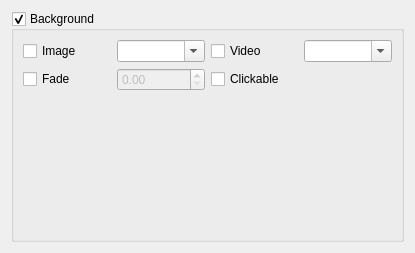
The window that backgroundeditdialog.ui (BydloCodder/DialogEditor) describes before a commit, drawn with Qt 5.
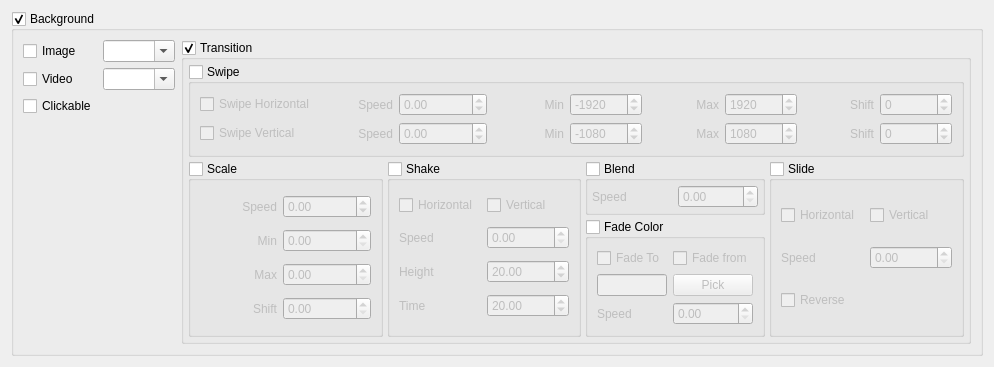
The same window after the commit.

Commit message: transitions impl

Patch:
```diff
--- a/backgroundeditdialog.ui
+++ b/backgroundeditdialog.ui
@@ -6,8 +6,8 @@
    <rect>
     <x>0</x>
     <y>0</y>
-    <width>415</width>
-    <height>253</height>
+    <width>994</width>
+    <height>363</height>
    </rect>
   </property>
   <property name="windowTitle">
@@ -23,71 +23,6 @@
       <bool>true</bool>
      </property>
      <layout class="QGridLayout" name="gridLayout_2">
-      <item row="2" column="1">
-       <widget class="QDoubleSpinBox" name="fade">
-        <property name="enabled">
-         <bool>false</bool>
-        </property>
-        <property name="maximum">
-         <double>999.000000000000000</double>
-        </property>
-        <property name="singleStep">
-         <double>0.100000000000000</double>
-        </property>
-       </widget>
-      </item>
-      <item row="2" column="2">
-       <widget class="QCheckBox" name="clickable_checkbox">
-        <property name="maximumSize">
-         <size>
-          <width>100</width>
-          <height>16777215</height>
-         </size>
-        </property>
-        <property name="text">
-         <string>Clickable</string>
-        </property>
-        <property name="checked">
-         <bool>false</bool>
-        </property>
-        <property name="tristate">
-         <bool>true</bool>
-        </property>
-       </widget>
-      </item>
-      <item row="0" column="2">
-       <widget class="QCheckBox" name="video_checkbox">
-        <property name="maximumSize">
-         <size>
-          <width>100</width>
-          <height>16777215</height>
-         </size>
-        </property>
-        <property name="text">
-         <string>Video</string>
-        </property>
-       </widget>
-      </item>
-      <item row="2" column="0">
-       <widget class="QCheckBox" name="fade_combobox">
-        <property name="maximumSize">
-         <size>
-          <width>100</width>
-          <height>16777215</height>
-         </size>
-        </property>
-        <property name="text">
-         <string>Fade</string>
-        </property>
-       </widget>
-      </item>
-      <item row="0" column="3">
-       <widget class="QComboBox" name="video_combobox">
-        <property name="editable">
-         <bool>true</bool>
-        </property>
-       </widget>
-      </item>
       <item row="0" column="1">
        <widget class="QComboBox" name="image_combobox">
         <property name="editable">
@@ -95,6 +30,19 @@
         </property>
        </widget>
       </item>
+      <item row="1" column="0">
+       <widget class="QCheckBox" name="video_checkbox">
+        <property name="maximumSize">
+         <size>
+          <width>100</width>
+          <height>16777215</height>
+         </size>
+        </property>
+        <property name="text">
+         <string>Video</string>
+        </property>
+       </widget>
+      </item>
       <item row="0" column="0">
        <widget class="QCheckBox" name="imageCheckbox">
         <property name="maximumSize">
@@ -108,7 +56,568 @@
         </property>
        </widget>
       </item>
-      <item row="3" column="0" colspan="4">
+      <item row="1" column="1">
+       <widget class="QComboBox" name="video_combobox">
+        <property name="editable">
+         <bool>true</bool>
+        </property>
+       </widget>
+      </item>
+      <item row="2" column="0">
+       <widget class="QCheckBox" name="clickable_checkbox">
+        <property name="maximumSize">
+         <size>
+          <width>100</width>
+          <height>16777215</height>
+         </size>
+        </property>
+        <property name="text">
+         <string>Clickable</string>
+        </property>
+        <property name="checked">
+         <bool>false</bool>
+        </property>
+        <property name="tristate">
+         <bool>true</bool>
+        </property>
+       </widget>
+      </item>
+      <item row="0" column="2" rowspan="5">
+       <widget class="QGroupBox" name="transition_combobox">
+        <property name="title">
+         <string>Transition</string>
+        </property>
+        <property name="checkable">
+         <bool>true</bool>
+        </property>
+        <layout class="QGridLayout" name="gridLayout_3">
+         <property name="leftMargin">
+          <number>4</number>
+         </property>
+         <property name="topMargin">
+          <number>4</number>
+         </property>
+         <property name="rightMargin">
+          <number>4</number>
+         </property>
+         <property name="bottomMargin">
+          <number>4</number>
+         </property>
+         <property name="spacing">
+          <number>4</number>
+         </property>
+         <item row="0" column="0" colspan="4">
+          <widget class="QGroupBox" name="swipe_groupbox">
+           <property name="title">
+            <string>Swipe</string>
+           </property>
+           <property name="checkable">
+            <bool>true</bool>
+           </property>
+           <property name="checked">
+            <bool>false</bool>
+           </property>
+           <layout class="QGridLayout" name="gridLayout_4">
+            <item row="0" column="6">
+             <widget class="QSpinBox" name="swipe_h_max">
+              <property name="minimum">
+               <number>-100000</number>
+              </property>
+              <property name="maximum">
+               <number>100000</number>
+              </property>
+              <property name="value">
+               <number>1920</number>
+              </property>
+             </widget>
+            </item>
+            <item row="1" column="5">
+             <widget class="QLabel" name="label_6">
+              <property name="text">
+               <string>Max</string>
+              </property>
+              <property name="alignment">
+               <set>Qt::AlignRight|Qt::AlignTrailing|Qt::AlignVCenter</set>
+              </property>
+             </widget>
+            </item>
+            <item row="0" column="7">
+             <widget class="QLabel" name="label_7">
+              <property name="text">
+               <string>Shift</string>
+              </property>
+              <property name="alignment">
+               <set>Qt::AlignRight|Qt::AlignTrailing|Qt::AlignVCenter</set>
+              </property>
+             </widget>
+            </item>
+            <item row="0" column="5">
+             <widget class="QLabel" name="label_3">
+              <property name="text">
+               <string>Max</string>
+              </property>
+              <property name="alignment">
+               <set>Qt::AlignRight|Qt::AlignTrailing|Qt::AlignVCenter</set>
+              </property>
+             </widget>
+            </item>
+            <item row="1" column="2">
+             <widget class="QDoubleSpinBox" name="swipe_v_speed">
+              <property name="minimum">
+               <double>-100000.000000000000000</double>
+              </property>
+              <property name="maximum">
+               <double>100000.000000000000000</double>
+              </property>
+             </widget>
+            </item>
+            <item row="0" column="2">
+             <widget class="QDoubleSpinBox" name="swipe_h_speed">
+              <property name="minimum">
+               <double>-100000.000000000000000</double>
+              </property>
+              <property name="maximum">
+               <double>100000.000000000000000</double>
+              </property>
+             </widget>
+            </item>
+            <item row="1" column="0">
+             <widget class="QCheckBox" name="swipe_v_checkbox">
+              <property name="text">
+               <string>Swipe Vertical</string>
+              </property>
+             </widget>
+            </item>
+            <item row="0" column="4">
+             <widget class="QSpinBox" name="swipe_h_min">
+              <property name="minimum">
+               <number>-100000</number>
+              </property>
+              <property name="maximum">
+               <number>100000</number>
+              </property>
+              <property name="value">
+               <number>-1920</number>
+              </property>
+             </widget>
+            </item>
+            <item row="1" column="6">
+             <widget class="QSpinBox" name="swipe_v_max">
+              <property name="minimum">
+               <number>-100000</number>
+              </property>
+              <property name="maximum">
+               <number>100000</number>
+              </property>
+              <property name="value">
+               <number>1080</number>
+              </property>
+             </widget>
+            </item>
+            <item row="1" column="4">
+             <widget class="QSpinBox" name="swipe_v_min">
+              <property name="minimum">
+               <number>-100000</number>
+              </property>
+              <property name="maximum">
+               <number>100000</number>
+              </property>
+              <property name="value">
+               <number>-1080</number>
+              </property>
+             </widget>
+            </item>
+            <item row="0" column="3">
+             <widget class="QLabel" name="label_2">
+              <property name="text">
+               <string>Min</string>
+              </property>
+              <property name="alignment">
+               <set>Qt::AlignRight|Qt::AlignTrailing|Qt::AlignVCenter</set>
+              </property>
+             </widget>
+            </item>
+            <item row="1" column="3">
+             <widget class="QLabel" name="label_5">
+              <property name="text">
+               <string>Min</string>
+              </property>
+              <property name="alignment">
+               <set>Qt::AlignRight|Qt::AlignTrailing|Qt::AlignVCenter</set>
+              </property>
+             </widget>
+            </item>
+            <item row="1" column="1">
+             <widget class="QLabel" name="label_4">
+              <property name="text">
+               <string>Speed</string>
+              </property>
+              <property name="alignment">
+               <set>Qt::AlignRight|Qt::AlignTrailing|Qt::AlignVCenter</set>
+              </property>
+             </widget>
+            </item>
+            <item row="0" column="0">
+             <widget class="QCheckBox" name="swipe_h_checkbox">
+              <property name="text">
+               <string>Swipe Horizontal</string>
+              </property>
+             </widget>
+            </item>
+            <item row="0" column="8">
+             <widget class="QSpinBox" name="swipe_h_shift">
+              <property name="minimum">
+               <number>-10000</number>
+              </property>
+              <property name="maximum">
+               <number>10000</number>
+              </property>
+             </widget>
+            </item>
+            <item row="1" column="7">
+             <widget class="QLabel" name="label_8">
+              <property name="text">
+               <string>Shift</string>
+              </property>
+              <property name="alignment">
+               <set>Qt::AlignRight|Qt::AlignTrailing|Qt::AlignVCenter</set>
+              </property>
+             </widget>
+            </item>
+            <item row="1" column="8">
+             <widget class="QSpinBox" name="swipe_v_shift">
+              <property name="minimum">
+               <number>-10000</number>
+              </property>
+              <property name="maximum">
+               <number>10000</number>
+              </property>
+             </widget>
+            </item>
+            <item row="0" column="1">
+             <widget class="QLabel" name="label_17">
+              <property name="text">
+               <string>Speed</string>
+              </property>
+              <property name="alignment">
+               <set>Qt::AlignRight|Qt::AlignTrailing|Qt::AlignVCenter</set>
+              </property>
+             </widget>
+            </item>
+           </layout>
+          </widget>
+         </item>
+         <item row="1" column="2">
+          <widget class="QGroupBox" name="blend_checkbox">
+           <property name="maximumSize">
+            <size>
+             <width>180</width>
+             <height>16777215</height>
+            </size>
+           </property>
+           <property name="title">
+            <string>Blend</string>
+           </property>
+           <property name="checkable">
+            <bool>true</bool>
+           </property>
+           <property name="checked">
+            <bool>false</bool>
+           </property>
+           <layout class="QGridLayout" name="gridLayout_7">
+            <property name="leftMargin">
+             <number>4</number>
+            </property>
+            <property name="topMargin">
+             <number>4</number>
+            </property>
+            <property name="rightMargin">
+             <number>4</number>
+            </property>
+            <property name="bottomMargin">
+             <number>4</number>
+            </property>
+            <item row="0" column="0">
+             <widget class="QLabel" name="label_15">
+              <property name="text">
+               <string>Speed</string>
+              </property>
+             </widget>
+            </item>
+            <item row="0" column="1">
+             <widget class="QDoubleSpinBox" name="blend_speed">
+              <property name="maximum">
+               <double>10000.000000000000000</double>
+              </property>
+             </widget>
+            </item>
+           </layout>
+          </widget>
+         </item>
+         <item row="2" column="2">
+          <widget class="QGroupBox" name="fade_groupbox">
+           <property name="maximumSize">
+            <size>
+             <width>180</width>
+             <height>16777215</height>
+            </size>
+           </property>
+           <property name="title">
+            <string>Fade Color</string>
+           </property>
+           <property name="checkable">
+            <bool>true</bool>
+           </property>
+           <property name="checked">
+            <bool>false</bool>
+           </property>
+           <layout class="QGridLayout" name="gridLayout_8">
+            <item row="1" column="0">
+             <widget class="QLineEdit" name="color"/>
+            </item>
+            <item row="0" column="0">
+             <widget class="QCheckBox" name="fade_to">
+              <property name="text">
+               <string>Fade To</string>
+              </property>
+             </widget>
+            </item>
+            <item row="0" column="2">
+             <widget class="QCheckBox" name="fade_from">
+              <property name="text">
+               <string>Fade from</string>
+              </property>
+             </widget>
+            </item>
+            <item row="1" column="2">
+             <widget class="QPushButton" name="pick_button">
+              <property name="text">
+               <string>Pick</string>
+              </property>
+             </widget>
+            </item>
+            <item row="2" column="0">
+             <widget class="QLabel" name="label_18">
+              <property name="text">
+               <string>Speed</string>
+              </property>
+             </widget>
+            </item>
+            <item row="2" column="2">
+             <widget class="QDoubleSpinBox" name="fade_speed">
+              <property name="maximum">
+               <double>1000.000000000000000</double>
+              </property>
+             </widget>
+            </item>
+           </layout>
+          </widget>
+         </item>
+         <item row="1" column="1" rowspan="2">
+          <widget class="QGroupBox" name="shake_groupbox">
+           <property name="title">
+            <string>Shake</string>
+           </property>
+           <property name="checkable">
+            <bool>true</bool>
+           </property>
+           <property name="checked">
+            <bool>false</bool>
+           </property>
+           <layout class="QGridLayout" name="gridLayout_6">
+            <item row="5" column="1">
+             <widget class="QDoubleSpinBox" name="shake_time">
+              <property name="maximum">
+               <double>1000.000000000000000</double>
+              </property>
+              <property name="value">
+               <double>20.000000000000000</double>
+              </property>
+             </widget>
+            </item>
+            <item row="3" column="0">
+             <widget class="QLabel" name="label_12">
+              <property name="text">
+               <string>Speed</string>
+              </property>
+             </widget>
+            </item>
+            <item row="5" column="0">
+             <widget class="QLabel" name="label_14">
+              <property name="text">
+               <string>Time</string>
+              </property>
+             </widget>
+            </item>
+            <item row="4" column="0">
+             <widget class="QLabel" name="label_13">
+              <property name="text">
+               <string>Height</string>
+              </property>
+             </widget>
+            </item>
+            <item row="3" column="1">
+             <widget class="QDoubleSpinBox" name="shake_speed">
+              <property name="maximum">
+               <double>10000.000000000000000</double>
+              </property>
+             </widget>
+            </item>
+            <item row="4" column="1">
+             <widget class="QDoubleSpinBox" name="shake_height">
+              <property name="maximum">
+               <double>1000.000000000000000</double>
+              </property>
+              <property name="value">
+               <double>20.000000000000000</double>
+              </property>
+             </widget>
+            </item>
+            <item row="2" column="1">
+             <widget class="QCheckBox" name="shake_vertical">
+              <property name="text">
+               <string>Vertical</string>
+              </property>
+             </widget>
+            </item>
+            <item row="2" column="0">
+             <widget class="QCheckBox" name="shake_horizontal">
+              <property name="text">
+               <string>Horizontal</string>
+              </property>
+             </widget>
+            </item>
+           </layout>
+          </widget>
+         </item>
+         <item row="1" column="0" rowspan="2">
+          <widget class="QGroupBox" name="scale_groupbox">
+           <property name="title">
+            <string>Scale</string>
+           </property>
+           <property name="checkable">
+            <bool>true</bool>
+           </property>
+           <property name="checked">
+            <bool>false</bool>
+           </property>
+           <layout class="QGridLayout" name="gridLayout_5">
+            <item row="0" column="0">
+             <widget class="QLabel" name="label">
+              <property name="text">
+               <string>Speed</string>
+              </property>
+              <property name="alignment">
+               <set>Qt::AlignRight|Qt::AlignTrailing|Qt::AlignVCenter</set>
+              </property>
+             </widget>
+            </item>
+            <item row="0" column="1">
+             <widget class="QDoubleSpinBox" name="scale_speed">
+              <property name="minimum">
+               <double>-100000.000000000000000</double>
+              </property>
+              <property name="maximum">
+               <double>100000.000000000000000</double>
+              </property>
+             </widget>
+            </item>
+            <item row="1" column="0">
+             <widget class="QLabel" name="label_10">
+              <property name="text">
+               <string>Min</string>
+              </property>
+              <property name="alignment">
+               <set>Qt::AlignRight|Qt::AlignTrailing|Qt::AlignVCenter</set>
+              </property>
+             </widget>
+            </item>
+            <item row="2" column="0">
+             <widget class="QLabel" name="label_11">
+              <property name="text">
+               <string>Max</string>
+              </property>
+              <property name="alignment">
+               <set>Qt::AlignRight|Qt::AlignTrailing|Qt::AlignVCenter</set>
+              </property>
+             </widget>
+            </item>
+            <item row="3" column="0">
+             <widget class="QLabel" name="label_9">
+              <property name="text">
+               <string>Shift</string>
+              </property>
+              <property name="alignment">
+               <set>Qt::AlignRight|Qt::AlignTrailing|Qt::AlignVCenter</set>
+              </property>
+             </widget>
+            </item>
+            <item row="1" column="1">
+             <widget class="QDoubleSpinBox" name="scale_min"/>
+            </item>
+            <item row="2" column="1">
+             <widget class="QDoubleSpinBox" name="scale_max"/>
+            </item>
+            <item row="3" column="1">
+             <widget class="QDoubleSpinBox" name="scale_shift"/>
+            </item>
+           </layout>
+          </widget>
+         </item>
+         <item row="1" column="3" rowspan="2">
+          <widget class="QGroupBox" name="slide_groupbox">
+           <property name="title">
+            <string>Slide</string>
+           </property>
+           <property name="checkable">
+            <bool>true</bool>
+           </property>
+           <property name="checked">
+            <bool>false</bool>
+           </property>
+           <layout class="QGridLayout" name="gridLayout_9">
+            <item row="0" column="0">
+             <widget class="QCheckBox" name="slide_horizontal">
+              <property name="text">
+               <string>Horizontal</string>
+              </property>
+             </widget>
+            </item>
+            <item row="1" column="1">
+             <widget class="QDoubleSpinBox" name="slide_speed">
+              <property name="maximum">
+               <double>1000.000000000000000</double>
+              </property>
+             </widget>
+            </item>
+            <item row="0" column="1">
+             <widget class="QCheckBox" name="slide_vertical">
+              <property name="text">
+               <string>Vertical</string>
+              </property>
+             </widget>
+            </item>
+            <item row="1" column="0">
+             <widget class="QLabel" name="label_16">
+              <property name="text">
+               <string>Speed</string>
+              </property>
+             </widget>
+            </item>
+            <item row="2" column="0" colspan="2">
+             <widget class="QCheckBox" name="slide_reverse">
+              <property name="text">
+               <string>Reverse</string>
+              </property>
+             </widget>
+            </item>
+           </layout>
+          </widget>
+         </item>
+        </layout>
+       </widget>
+      </item>
+      <item row="3" column="0" colspan="2">
        <widget class="QLabel" name="preview">
         <property name="maximumSize">
          <size>
```
The commit also changes 5 other files.
